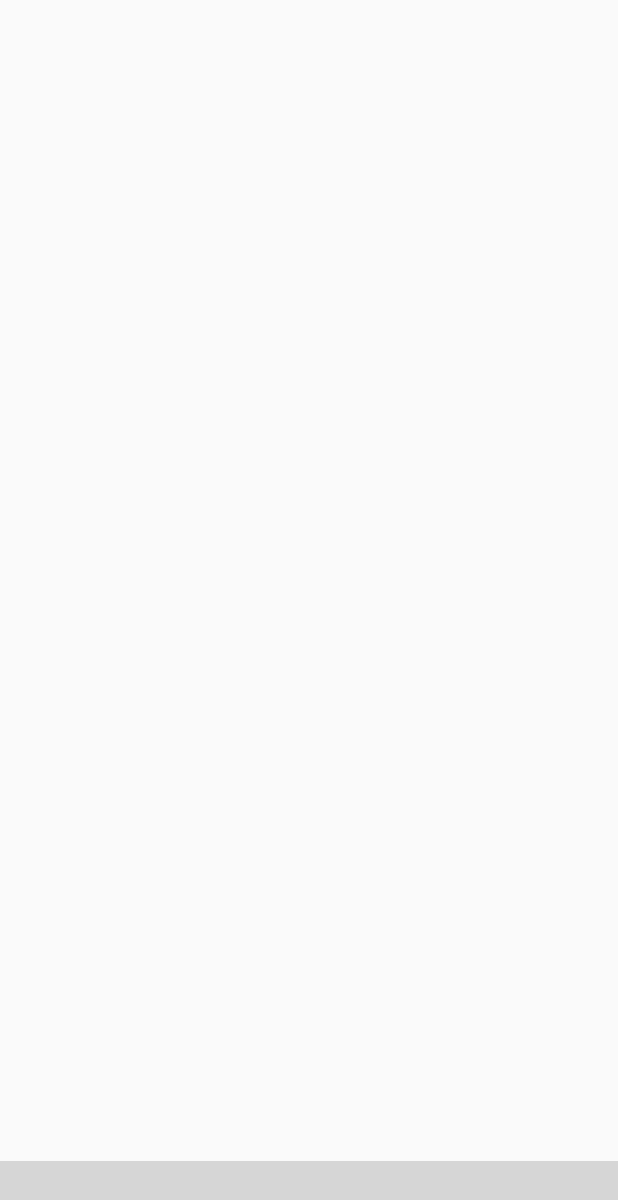
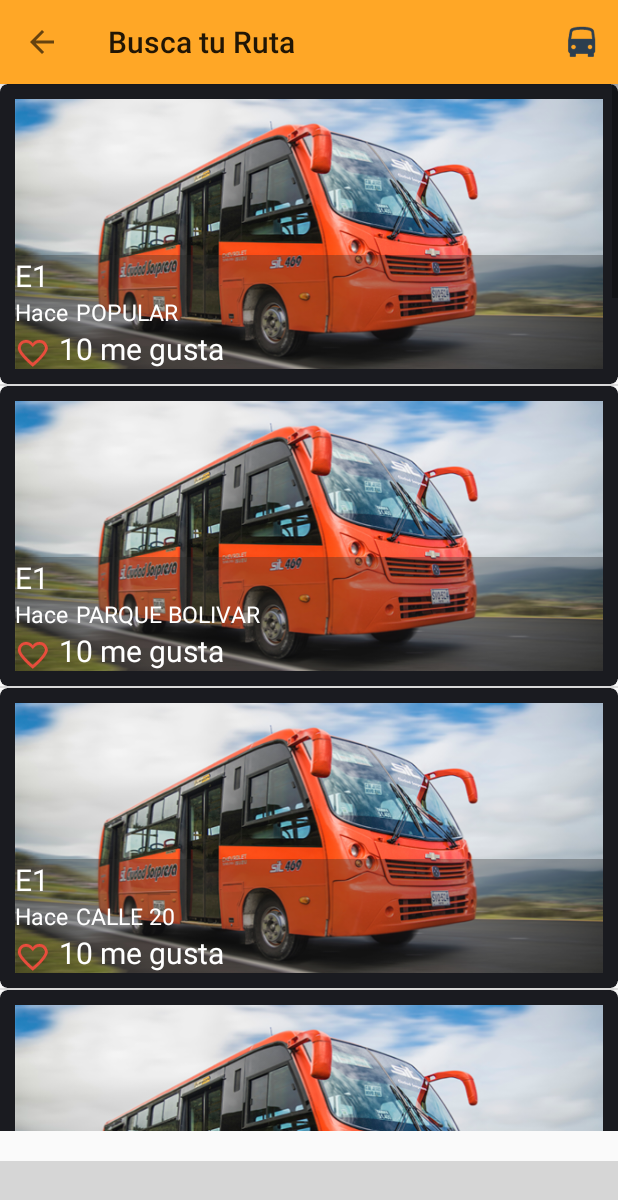
Before and after one commit to pipre94/proyectoSITfinal2, an Android app: the fragment SearchFragment placed in its activity, on a phone screen of 412 x 824 dp. Shown: the top 1200 px of the screen. Run offline under Robolectric (Android 15) with nearby library versions, the phone set to English and light mode, and no system bars; libraries missing offline, so code that uses them is left out: com.roughike.bottombar; plain views replace BottomBar; 3 statements that could not run were skipped; grey boxes are pictures that could not be loaded.

Commit message:
SE LLENO BASE DE DATOS DE LOS BUSES

```diff
--- /dev/null
+++ b/app/src/main/java/com/example/andresteran_i014213/projectofinal_sti/Adapters/BusAdapter.java
@@ -0,0 +1,73 @@
+package com.example.andresteran_i014213.projectofinal_sti.Adapters;
+
+import android.content.Context;
+import android.view.LayoutInflater;
+import android.view.View;
+import android.view.ViewGroup;
+import android.widget.BaseAdapter;
+import android.widget.TextView;
+
+import com.example.andresteran_i014213.projectofinal_sti.Models.Bus;
+import com.example.andresteran_i014213.projectofinal_sti.R;
+
+import java.util.ArrayList;
+import java.util.List;
+
+/**
+ * Created by kenet on 27/05/2017.
+ */
+
+public class BusAdapter  extends BaseAdapter {
+
+    List<Bus> userList = new ArrayList<>();
+    LayoutInflater layoutInflater;
+    Context context;
+
+    public BusAdapter(Context context, List<Bus> userList) {
+        this.context = context;
+        this.userList = userList;
+        layoutInflater = LayoutInflater.from(this.context);
+    }
+
+    public int getCount() {
+        return userList.size();
+    }
+
+    @Override
+    public Bus getItem(int position) {
+        return userList.get(position);
+    }
+
+    @Override
+    public long getItemId(int position) {
+        return 0;
+    }
+
+    @Override
+    public View getView(int position, View convertView, ViewGroup parent) {
+        ViewHolder viewHolder;
+        if (convertView == null){
+            convertView = layoutInflater.inflate(R.layout.cardview_picture, parent, false);
+            viewHolder = new ViewHolder(convertView);
+            convertView.setTag(viewHolder);
+        }else {
+            viewHolder = (ViewHolder) convertView.getTag();
+        }
+
+        Bus bus = getItem(position);
+        viewHolder.route.setText(bus.getRoute());
+        viewHolder.neighborhood.setText(bus.getNeighborhood());
+
+        return convertView;
+    }
+
+    public class ViewHolder{
+        TextView route;
+        TextView neighborhood;
+
+        public ViewHolder(View item) {
+            route = (TextView) item.findViewById(R.id.id_txt_username_cad);
+            neighborhood = (TextView) item.findViewById(R.id.id_card_time);
+        }
+    }
+}
--- a/app/src/main/java/com/example/andresteran_i014213/projectofinal_sti/Data/DataUser.java
+++ b/app/src/main/java/com/example/andresteran_i014213/projectofinal_sti/Data/DataUser.java
@@ -9,6 +9,7 @@ import android.widget.Toast;
 
 import com.example.andresteran_i014213.projectofinal_sti.Helper.HelperUser;
 import com.example.andresteran_i014213.projectofinal_sti.LoginActivity;
+import com.example.andresteran_i014213.projectofinal_sti.Models.Bus;
 import com.example.andresteran_i014213.projectofinal_sti.Models.User;
 
 import java.util.ArrayList;
@@ -24,7 +25,8 @@ public class DataUser {
             HelperUser.COLUMN_ID,
             HelperUser.COLUMN_NAME,
             HelperUser.COLUMN_EMAIL,
-            HelperUser.COLUMN_USERNAME
+            HelperUser.COLUMN_USERNAME,
+            HelperUser.COLUMN_PASSWORD
     };
 
     public DataUser(Context context){
@@ -128,5 +130,37 @@ public class DataUser {
         return userLogin;
     }
 
+    public Bus createBus(Bus bus){
+        ContentValues values = new ContentValues();
+        values.put(HelperUser.COLUMN_ROUTE, bus.getRoute());
+        values.put(HelperUser.COLUMN_NEIGHBORHOD, bus.getNeighborhood());
+
+        long insertId = database.insert(HelperUser.TABLE_BUSES, null, values);
+
+        bus.setId(insertId);
+        return bus;
+    }
+
+    public List<Bus> cursorToListBus(Cursor cursor){
+        List<Bus> buses = new ArrayList<>();
+        if (cursor.getCount() > 0){
+            while (cursor.moveToNext()){
+                Bus bus = new Bus();
+                bus.setId(cursor.getLong(cursor.getColumnIndex(HelperUser.COLUMN_ID)));
+                bus.setRoute(cursor.getString(cursor.getColumnIndex(HelperUser.COLUMN_ROUTE)));
+                bus.setNeighborhood(cursor.getString(cursor.getColumnIndex(HelperUser.COLUMN_NEIGHBORHOD)));
+
+                buses.add(bus);
+            }
+        }
+        return buses;
+    }
+
+    public List<Bus> findAllBuses(){
+        Cursor cursor = database.rawQuery("select * from buses", null);
+        List<Bus> buses = cursorToListBus(cursor);
+        return buses;
+    }
+
 
 }
--- a/app/src/main/java/com/example/andresteran_i014213/projectofinal_sti/Helper/HelperUser.java
+++ b/app/src/main/java/com/example/andresteran_i014213/projectofinal_sti/Helper/HelperUser.java
@@ -33,6 +33,17 @@ public class HelperUser extends SQLiteOpenHelper {
                     COLUMN_STATUS + " TEXT" +
                     ")";
 
+    public static final String TABLE_BUSES = "buses";
+    public static final String COLUMN_ROUTE = "route";
+    public static final String COLUMN_NEIGHBORHOD = "neighborhood";
+
+    public static final String TABLE_CREATE_BUSES =
+            "CREATE TABLE " + TABLE_BUSES + " (" +
+                    COLUMN_ID + " INTEGER PRIMARY KEY AUTOINCREMENT, " +
+                    COLUMN_ROUTE + " TEXT, " +
+                    COLUMN_NEIGHBORHOD + " TEXT" +
+                    ")";
+
     public HelperUser(Context context) {
         super(context, DATABASE_NAME, null, DATABASE_VERSION);
     }
@@ -41,12 +52,14 @@ public class HelperUser extends SQLiteOpenHelper {
     @Override
     public void onCreate(SQLiteDatabase db) {
         db.execSQL(TABLE_CREATE);
+        db.execSQL(TABLE_CREATE_BUSES);
         Log.i(LOGTAG, "Tabla de usuarios creada correctamente.");
     }
 
     @Override
     public void onUpgrade(SQLiteDatabase db, int oldVersion, int newVersion) {
         db.execSQL("DROP TABLE IF EXISTS "+TABLE_USERS);
+        db.execSQL("DROP TABLE IF EXISTS "+TABLE_BUSES);
         onCreate(db);
     }
 }
--- /dev/null
+++ b/app/src/main/java/com/example/andresteran_i014213/projectofinal_sti/Models/Bus.java
@@ -0,0 +1,36 @@
+package com.example.andresteran_i014213.projectofinal_sti.Models;
+
+/**
+ * Created by kenet on 27/05/2017.
+ */
+
+public class Bus {
+
+    private long id;
+    private String Route;
+    private String neighborhood;
+
+    public long getId() {
+        return id;
+    }
+
+    public void setId(long id) {
+        this.id = id;
+    }
+
+    public String getRoute() {
+        return Route;
+    }
+
+    public void setRoute(String route) {
+        Route = route;
+    }
+
+    public String getNeighborhood() {
+        return neighborhood;
+    }
+
+    public void setNeighborhood(String neighborhood) {
+        this.neighborhood = neighborhood;
+    }
+}
--- a/app/src/main/java/com/example/andresteran_i014213/projectofinal_sti/Views/Fragments/HomeFragment.java
+++ b/app/src/main/java/com/example/andresteran_i014213/projectofinal_sti/Views/Fragments/HomeFragment.java
@@ -38,10 +38,8 @@ public class HomeFragment extends Fragment {
 
     View view;
     ProgressBar loader;
-    RecyclerView myRecycler;
     ListView lista;
     List<User> myUser;
-    UserAdapter myAdapter;
     UserAdapter adapterUser;
     DataUser dataUser;
 
--- a/app/src/main/java/com/example/andresteran_i014213/projectofinal_sti/Views/Fragments/SearchFragment.java
+++ b/app/src/main/java/com/example/andresteran_i014213/projectofinal_sti/Views/Fragments/SearchFragment.java
@@ -4,18 +4,21 @@ package com.example.andresteran_i014213.projectofinal_sti.Views.Fragments;
 import android.os.Bundle;
 import android.support.v4.app.Fragment;
 import android.support.v7.app.AppCompatActivity;
+import android.support.v7.widget.Toolbar;
 import android.view.LayoutInflater;
+import android.view.Menu;
+import android.view.MenuInflater;
+import android.view.MenuItem;
 import android.view.View;
 import android.view.ViewGroup;
-import android.widget.Button;
+import android.widget.ListView;
 
+import com.example.andresteran_i014213.projectofinal_sti.Adapters.BusAdapter;
+import com.example.andresteran_i014213.projectofinal_sti.Data.DataUser;
+import com.example.andresteran_i014213.projectofinal_sti.Models.Bus;
 import com.example.andresteran_i014213.projectofinal_sti.R;
-import com.google.android.gms.maps.CameraUpdateFactory;
-import com.google.android.gms.maps.GoogleMap;
-import com.google.android.gms.maps.MapFragment;
-import com.google.android.gms.maps.OnMapReadyCallback;
-import com.google.android.gms.maps.model.CameraPosition;
-import com.google.android.gms.maps.model.LatLng;
+
+import java.util.List;
 
 /**
  * A simple {@link Fragment} subclass.
@@ -23,6 +26,10 @@ import com.google.android.gms.maps.model.LatLng;
 public class SearchFragment extends Fragment {
 
     View view;
+    List<Bus> busesList;
+    DataUser dataBus;
+    ListView listView;
+    BusAdapter busAdapter;
 
 
     public SearchFragment() {
@@ -35,9 +42,120 @@ public class SearchFragment extends Fragment {
                              Bundle savedInstanceState) {
 
         view=inflater.inflate(R.layout.fragment_search, container, false);
-
+        showTolbar(getResources().getString(R.string.txt_title_toolbar_search),true);
+        setHasOptionsMenu(true);
+        listView = (ListView) view.findViewById(R.id.id_fragment_list_buses);
+        dataBus = new DataUser(getActivity());
+        dataBus.open();
+        busesList = dataBus.findAllBuses();
+        if (busesList.size()<=0) {
+            createData();
+            busesList = dataBus.findAllBuses();
+            busAdapter = new BusAdapter(getActivity().getApplicationContext(), busesList);
+            listView.setAdapter(busAdapter);
+        }else{
+        busAdapter = new BusAdapter(getActivity().getApplicationContext(), busesList);
+        listView.setAdapter(busAdapter);
+        }
         return view;
     }
 
+    @Override
+    public void onCreateOptionsMenu(Menu menu, MenuInflater inflater) {
+        inflater.inflate(R.menu.main_menu, menu);
+    }
+
+    @Override
+    public boolean onOptionsItemSelected(MenuItem item) {
+        switch (item.getItemId()){
+            case R.id.menu_cargar_datos:
+                //onClickButton();
+                return (true);
+            default:
+                return super.onOptionsItemSelected(item);
+        }
+    }
+
+    private void showTolbar(String title, boolean upButton) {
+        Toolbar toolbar = (Toolbar) view.findViewById(R.id.toolbar);
+
+        ((AppCompatActivity) getActivity()).setSupportActionBar(toolbar);
+        ((AppCompatActivity) getActivity()).getSupportActionBar().setTitle(title);
+        ((AppCompatActivity) getActivity()).getSupportActionBar().setDisplayHomeAsUpEnabled(upButton);
+    }
+
+    private void createData(){
+        Bus bus  = new Bus();
+
+        bus.setRoute("E1");
+        bus.setNeighborhood("POPULAR");
+        dataBus.createBus(bus);
+
+        bus.setRoute("E1");
+        bus.setNeighborhood("PARQUE BOLIVAR");
+        dataBus.createBus(bus);
+
+        bus.setRoute("E1");
+        bus.setNeighborhood("CALLE 20");
+        dataBus.createBus(bus);
+
+        bus.setRoute("E1");
+        bus.setNeighborhood("UNIVERSIDAD MARIANA");
+        dataBus.createBus(bus);
+
+        bus.setRoute("E1");
+        bus.setNeighborhood("BRICEÑO");
+        dataBus.createBus(bus);
+
+        bus.setRoute("E6");
+        bus.setNeighborhood("SINDAGUA");
+        dataBus.createBus(bus);
+
+        bus.setRoute("E6");
+        bus.setNeighborhood("H DEPARTAMENTAL");
+        dataBus.createBus(bus);
+
+        bus.setRoute("E6");
+        bus.setNeighborhood("AV COLOMBIA");
+        dataBus.createBus(bus);
+
+        bus.setRoute("E6");
+        bus.setNeighborhood("SAN ANDRESITO");
+        dataBus.createBus(bus);
+
+        bus.setRoute("E6");
+        bus.setNeighborhood("PANAMERICANA");
+        dataBus.createBus(bus);
+
+        bus.setRoute("C2");
+        bus.setNeighborhood("ALTOS DE LA COLINA");
+        dataBus.createBus(bus);
+
+        bus.setRoute("C2");
+        bus.setNeighborhood("CESMAG");
+        dataBus.createBus(bus);
+
+        bus.setRoute("C2");
+        bus.setNeighborhood("SAN JUAN BOSCO");
+        dataBus.createBus(bus);
+
+        bus.setRoute("C2");
+        bus.setNeighborhood("CHAMPAGNAT");
+        dataBus.createBus(bus);
+
+        bus.setRoute("C2");
+        bus.setNeighborhood("TERMINAL");
+        dataBus.createBus(bus);
+
+        bus.setRoute("C2");
+        bus.setNeighborhood("LA PAZ");
+        dataBus.createBus(bus);
+
+        bus.setRoute("C2");
+        bus.setNeighborhood("BOMBONA");
+        dataBus.createBus(bus);
+
+
+    }
 
 }
--- a/app/src/main/res/layout/cardview_picture.xml
+++ b/app/src/main/res/layout/cardview_picture.xml
@@ -10,7 +10,9 @@
 
     <FrameLayout
         android:layout_width="match_parent"
-        android:layout_height="match_parent">
+        android:layout_height="match_parent"
+        android:layout_margin="10dp"
+        android:background="@android:color/white">
 
 
             <ImageView
@@ -69,6 +71,7 @@
                         />
 
                     <TextView
+                        android:id="@+id/id_card_likes"
                         android:layout_width="wrap_content"
                         android:layout_height="wrap_content"
                         android:text="10 me gusta"
--- a/app/src/main/res/layout/fragment_search.xml
+++ b/app/src/main/res/layout/fragment_search.xml
@@ -8,5 +8,19 @@
     android:layout_height="match_parent"
     tools:context="com.example.andresteran_i014213.projectofinal_sti.Views.Fragments.SearchFragment">
 
+    <include layout="@layout/actionbar_toolbar"/>
+
+    <LinearLayout
+        android:layout_width="match_parent"
+        android:layout_height="match_parent"
+        app:layout_behavior="@string/appbar_scrolling_view_behavior"
+        android:orientation="vertical">
+
+        <ListView
+            android:id="@+id/id_fragment_list_buses"
+            android:layout_width="match_parent"
+            android:layout_height="match_parent">
+        </ListView>
+    </LinearLayout>
 
 </android.support.design.widget.CoordinatorLayout>
--- a/app/src/main/res/values/strings.xml
+++ b/app/src/main/res/values/strings.xml
@@ -37,4 +37,5 @@
     <string name="txt_succesfully_account">Cuenta Creada Exitosamente</string>
     <string name="txt_sign_off">Cerrando Sesión</string>
     <string name="btn_fragment_profile_sign_off">Cerrar Sesión</string>
+    <string name="txt_title_toolbar_search">Busca tu Ruta</string>
 </resources>
```
Also changed, not shown: 1 other file.
